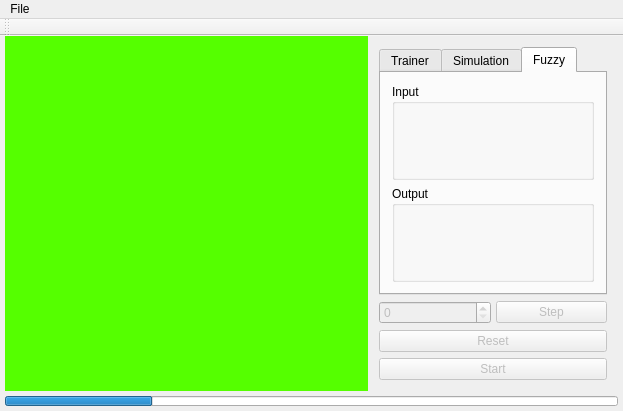
Above: Simulador/mainwindow.ui from lcasassa/Simulador before the change. Below: the same form after it.
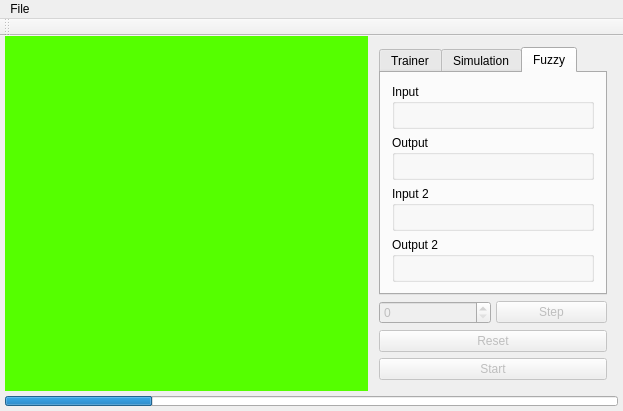
That is the form after the change. The open tabs and pages were chosen to show the change. Custom widgets are drawn as their Qt base class.

```diff
--- a/Simulador/mainwindow.ui
+++ b/Simulador/mainwindow.ui
@@ -255,6 +255,18 @@
                  <string>Input</string>
                 </property>
                 <layout class="QVBoxLayout" name="verticalLayout_5">
+                 <property name="leftMargin">
+                  <number>0</number>
+                 </property>
+                 <property name="topMargin">
+                  <number>0</number>
+                 </property>
+                 <property name="rightMargin">
+                  <number>0</number>
+                 </property>
+                 <property name="bottomMargin">
+                  <number>0</number>
+                 </property>
                  <item>
                   <widget class="PlotFuzzy" name="widgetInput" native="true"/>
                  </item>
@@ -267,12 +279,72 @@
                  <string>Output</string>
                 </property>
                 <layout class="QVBoxLayout" name="verticalLayout_6">
+                 <property name="leftMargin">
+                  <number>0</number>
+                 </property>
+                 <property name="topMargin">
+                  <number>0</number>
+                 </property>
+                 <property name="rightMargin">
+                  <number>0</number>
+                 </property>
+                 <property name="bottomMargin">
+                  <number>0</number>
+                 </property>
                  <item>
                   <widget class="PlotFuzzy" name="widgetOutput" native="true"/>
                  </item>
                 </layout>
                </widget>
               </item>
+              <item>
+               <widget class="QGroupBox" name="groupBox_3">
+                <property name="title">
+                 <string>Input 2</string>
+                </property>
+                <layout class="QVBoxLayout" name="verticalLayout_7">
+                 <property name="leftMargin">
+                  <number>0</number>
+                 </property>
+                 <property name="topMargin">
+                  <number>0</number>
+                 </property>
+                 <property name="rightMargin">
+                  <number>0</number>
+                 </property>
+                 <property name="bottomMargin">
+                  <number>0</number>
+                 </property>
+                 <item>
+                  <widget class="PlotFuzzy" name="widgetInput2" native="true"/>
+                 </item>
+                </layout>
+               </widget>
+              </item>
+              <item>
+               <widget class="QGroupBox" name="groupBox_4">
+                <property name="title">
+                 <string>Output 2</string>
+                </property>
+                <layout class="QVBoxLayout" name="verticalLayout_8">
+                 <property name="leftMargin">
+                  <number>0</number>
+                 </property>
+                 <property name="topMargin">
+                  <number>0</number>
+                 </property>
+                 <property name="rightMargin">
+                  <number>0</number>
+                 </property>
+                 <property name="bottomMargin">
+                  <number>0</number>
+                 </property>
+                 <item>
+                  <widget class="PlotFuzzy" name="widgetOutput2" native="true"/>
+                 </item>
+                </layout>
+               </widget>
+              </item>
              </layout>
             </widget>
            </widget>
```
Left out of the diff: 4 changed lines with no effect on the pictures.
